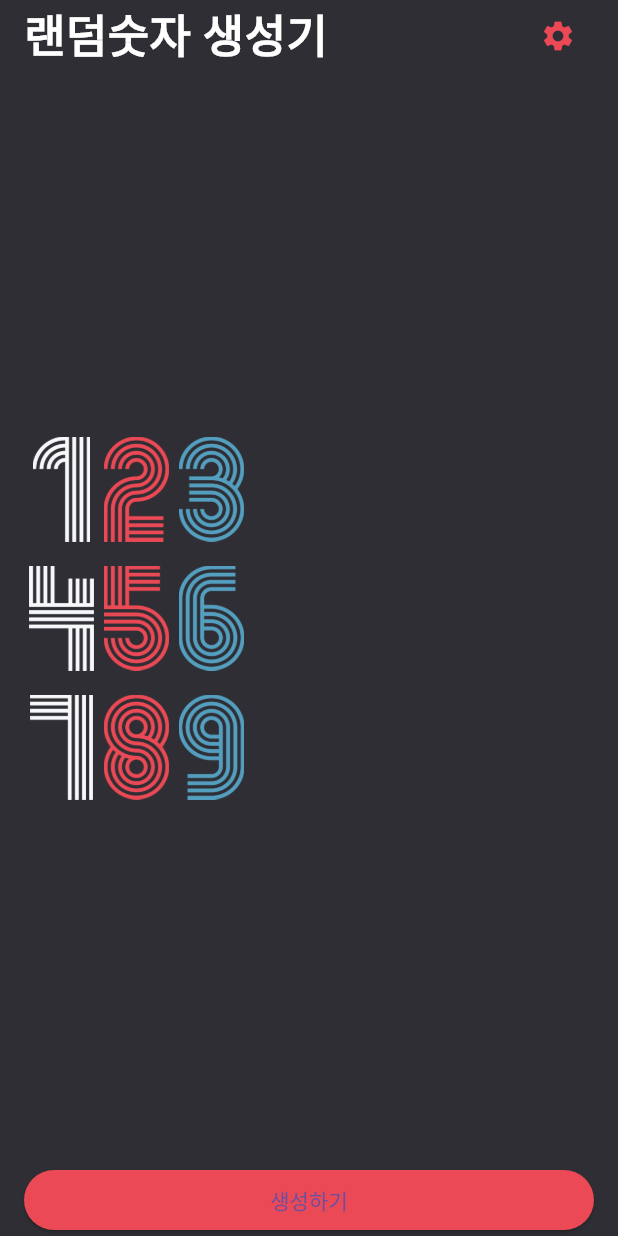
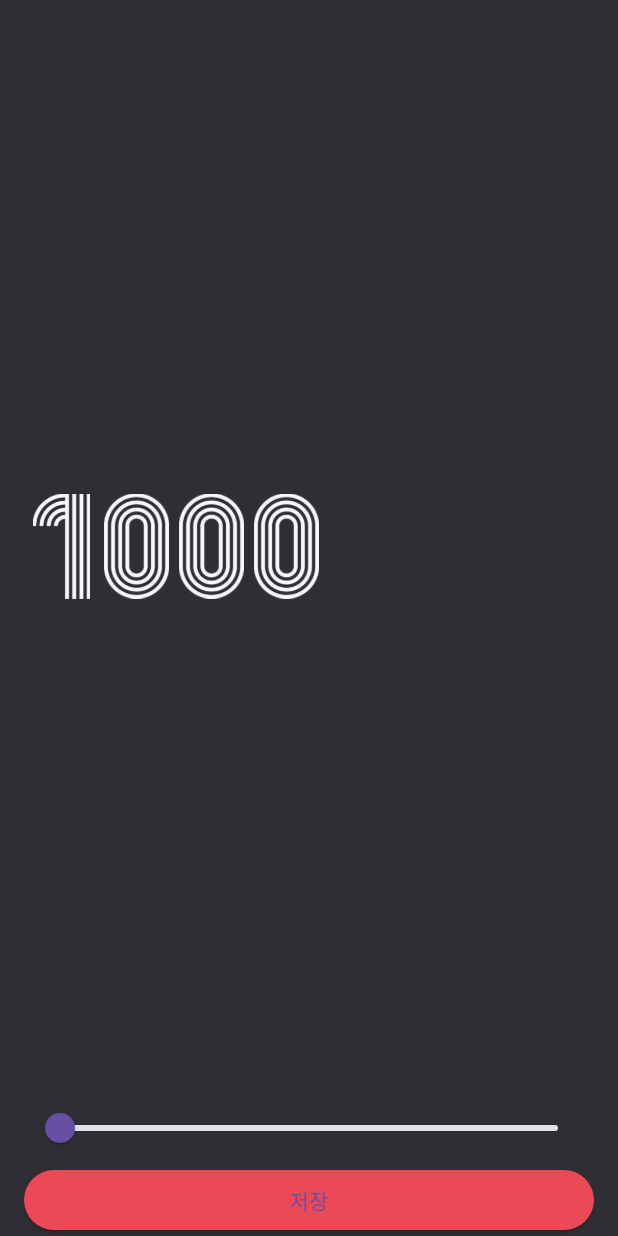
Before and after one commit to DeukYu/Flutter_Study, a Flutter app: the screen it shows after launch, after a tap on the "settings" icon, on a phone screen of 412 x 824 dp. Run offline on Flutter 3.47's test engine with Material 3 defaults, Android fonts, the phone set to English and light mode, and no system bars; our stand-ins replace webview_flutter.

Commit message:
radom number generator complete

```diff
--- /dev/null
+++ b/random_number_generator/lib/component/number_row.dart
@@ -0,0 +1,21 @@
+import 'package:flutter/material.dart';
+
+class NumberRow extends StatelessWidget {
+  final int number;
+  const NumberRow({required this.number, super.key});
+
+  @override
+  Widget build(BuildContext context) {
+    return Row(
+      children: number
+          .toString()
+          .split('')
+          .map((e) => Image.asset(
+                'asset/img/$e.png',
+                width: 50.0,
+                height: 70.0,
+              ))
+          .toList(),
+    );
+  }
+}
--- a/random_number_generator/lib/screen/home_screen.dart
+++ b/random_number_generator/lib/screen/home_screen.dart
@@ -1,7 +1,9 @@
 import 'dart:math';
 
 import 'package:flutter/material.dart';
+import 'package:random_number_generator/component/number_row.dart';
 import 'package:random_number_generator/constant/color.dart';
+import 'package:random_number_generator/screen/settings_screen.dart';
 
 class HomeScreen extends StatefulWidget {
   const HomeScreen({super.key});
@@ -11,6 +13,7 @@ class HomeScreen extends StatefulWidget {
 }
 
 class _HomeScreenState extends State<HomeScreen> {
+  int maxNumber = 1000;
   List<int> randomNumbers = [123, 456, 789];
   @override
   Widget build(BuildContext context) {
@@ -22,7 +25,9 @@ class _HomeScreenState extends State<HomeScreen> {
             child: Column(
               crossAxisAlignment: CrossAxisAlignment.start,
               children: [
-                const _Header(),
+                _Header(
+                  onPressed: onSettingsPop,
+                ),
                 _Body(randomNumbers: randomNumbers),
                 _Footer(onPressed: onRandomNumberGenerate)
               ],
@@ -31,12 +36,27 @@ class _HomeScreenState extends State<HomeScreen> {
         ));
   }
 
+  void onSettingsPop() async {
+    final int? result = await Navigator.of(context)
+        .push<int>(MaterialPageRoute(builder: (BuildContext context) {
+      return SettingsScreen(
+        maxNumber: maxNumber,
+      );
+    }));
+    if (result != null) {
+      setState(() {
+        maxNumber = result;
+      });
+    }
+    print(result);
+  }
+
   onRandomNumberGenerate() {
     final rand = Random();
 
     final Set<int> newNumbers = {};
     while (newNumbers.length != 3) {
-      final number = rand.nextInt(1000);
+      final number = rand.nextInt(maxNumber);
       newNumbers.add(number);
       print(number);
     }
@@ -48,21 +68,23 @@ class _HomeScreenState extends State<HomeScreen> {
 }
 
 class _Header extends StatelessWidget {
-  const _Header({super.key});
+  final VoidCallback onPressed;
+
+  const _Header({required this.onPressed, super.key});
 
   @override
   Widget build(BuildContext context) {
     return Row(
       mainAxisAlignment: MainAxisAlignment.spaceBetween,
       children: [
-        Text(
+        const Text(
           "랜덤숫자 생성기",
           style: TextStyle(
               color: Colors.white, fontSize: 30.0, fontWeight: FontWeight.w700),
         ),
         IconButton(
-            onPressed: () {},
-            icon: Icon(
+            onPressed: onPressed,
+            icon: const Icon(
               Icons.settings,
               color: RED_COLOR,
             )),
@@ -84,19 +106,8 @@ class _Body extends StatelessWidget {
           .asMap()
           .entries
           .map((x) => Padding(
-                padding: EdgeInsets.only(bottom: x.key == 2 ? 0 : 16.0),
-                child: Row(
-                  children: x.value
-                      .toString()
-                      .split('')
-                      .map((y) => Image.asset(
-                            'asset/img/$y.png',
-                            height: 70.0,
-                            width: 50.0,
-                          ))
-                      .toList(),
-                ),
-              ))
+              padding: EdgeInsets.only(bottom: x.key == 2 ? 0 : 16.0),
+              child: NumberRow(number: x.value)))
           .toList(),
     ));
   }
--- /dev/null
+++ b/random_number_generator/lib/screen/settings_screen.dart
@@ -0,0 +1,91 @@
+import 'package:flutter/material.dart';
+import 'package:random_number_generator/component/number_row.dart';
+import 'package:random_number_generator/constant/color.dart';
+
+class SettingsScreen extends StatefulWidget {
+  final int maxNumber;
+
+  const SettingsScreen({required this.maxNumber, super.key});
+
+  @override
+  State<SettingsScreen> createState() => _SettingsScreenState();
+}
+
+class _SettingsScreenState extends State<SettingsScreen> {
+  double maxNumber = 1000;
+
+  @override
+  void initState() {
+    super.initState();
+
+    maxNumber = widget.maxNumber.toDouble();
+  }
+
+  @override
+  Widget build(BuildContext context) {
+    return Scaffold(
+      backgroundColor: PRIMARY_COLOR,
+      body: SafeArea(
+        child: Padding(
+          padding: const EdgeInsets.symmetric(horizontal: 16.0),
+          child: Column(
+            crossAxisAlignment: CrossAxisAlignment.stretch,
+            children: [
+              _Body(
+                maxNumber: maxNumber,
+              ),
+              _Footer(
+                maxNumber: maxNumber,
+                onSliderChanged: onSliderChanged,
+                onButtonPressed: onButtonPressed,
+              )
+            ],
+          ),
+        ),
+      ),
+    );
+  }
+
+  void onSliderChanged(double val) {
+    setState(() {
+      maxNumber = val;
+    });
+  }
+
+  void onButtonPressed() {
+    Navigator.of(context).pop(maxNumber.toInt());
+  }
+}
+
+class _Body extends StatelessWidget {
+  final double maxNumber;
+  const _Body({required this.maxNumber, super.key});
+
+  @override
+  Widget build(BuildContext context) {
+    return Expanded(child: NumberRow(number: maxNumber.toInt()));
+  }
+}
+
+class _Footer extends StatelessWidget {
+  final double maxNumber;
+  final ValueChanged<double>? onSliderChanged;
+  final VoidCallback onButtonPressed;
+  const _Footer(
+      {required this.maxNumber,
+      required this.onSliderChanged,
+      required this.onButtonPressed,
+      super.key});
+
+  @override
+  Widget build(BuildContext context) {
+    return Column(crossAxisAlignment: CrossAxisAlignment.stretch, children: [
+      Slider(
+          value: maxNumber, min: 1000, max: 100000, onChanged: onSliderChanged),
+      ElevatedButton(
+          onPressed: onButtonPressed,
+          style: ElevatedButton.styleFrom(backgroundColor: RED_COLOR),
+          child: const Text('저장'))
+    ]);
+  }
+}
```
